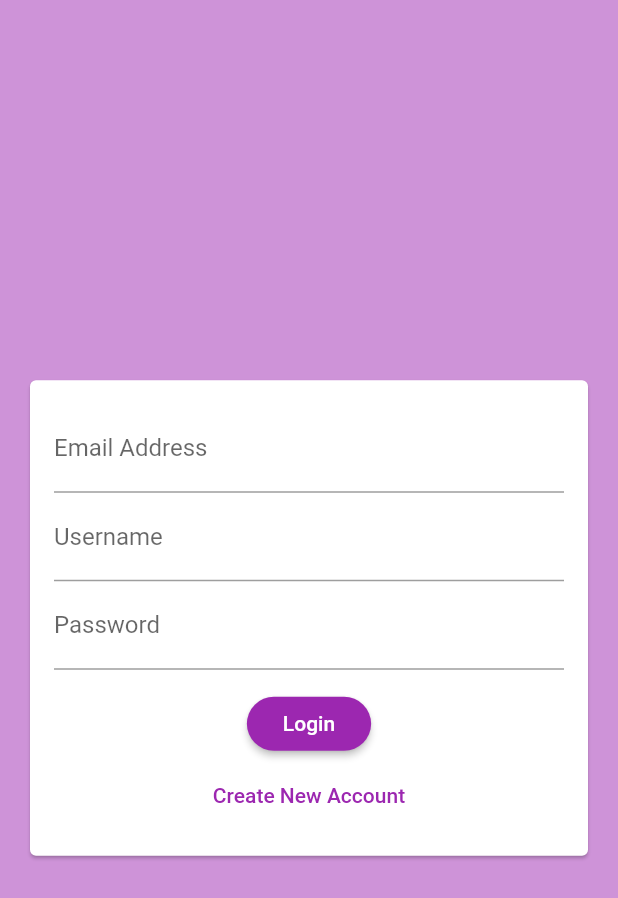
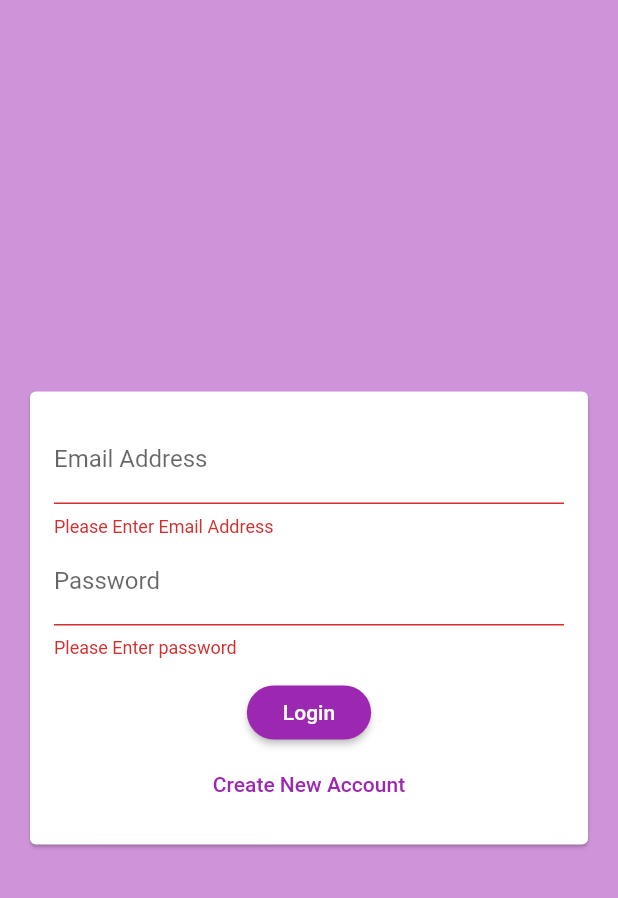
Before and after one commit to shoaib217/flutter_chatApp, a Flutter app: the screen it shows after launch, after a tap on "Login", on a phone screen of 412 x 824 dp. Shown: the top 898 px of the screen. Run offline on Flutter 3.47's test engine with Material 2 defaults, Android fonts, the phone set to English and light mode, and no system bars; our stand-ins replace cloud_firestore, firebase_core; accounts and stored records are empty.

Commit message:
auth screen setup

```diff
--- a/lib/screens/auth_screen.dart
+++ b/lib/screens/auth_screen.dart
@@ -10,11 +10,17 @@ class AuthScreen extends StatefulWidget {
 }
 
 class _AuthScreenState extends State<AuthScreen> {
+  void _submitAuthForm(String email,String username,String password,bool isLogin){
+    print("object = $isLogin");
+  }
   @override
   Widget build(BuildContext context) {
-    return Scaffold(
-      backgroundColor: Theme.of(context).backgroundColor,
-      body: AuthForm(),
+    return GestureDetector(
+      onTap:()=> FocusScope.of(context).unfocus(),
+      child: Scaffold(
+        backgroundColor: Theme.of(context).backgroundColor,
+        body: AuthForm(_submitAuthForm),
+      ),
     );
   }
 }
--- a/lib/widgets/auth_form.dart
+++ b/lib/widgets/auth_form.dart
@@ -1,42 +1,103 @@
 import 'package:flutter/material.dart';
 
 class AuthForm extends StatefulWidget {
-  const AuthForm({super.key});
+  AuthForm(this.submitForm,{super.key});
+  final void Function(String email,String username,String password,bool isLogin) submitForm;
 
   @override
   State<AuthForm> createState() => _AuthFormState();
 }
 
 class _AuthFormState extends State<AuthForm> {
+  final _formKey = GlobalKey<FormState>();
+  var _inLoginMode = true;
+  String _userEmail = '';
+  String _userName = '';
+  String _userPassword = '';
+
+  void _onLoginBtnClick() {
+    final _validate = _formKey.currentState!.validate();
+    FocusScope.of(context).unfocus();
+
+    if (_validate) {
+      _formKey.currentState?.save();
+      widget.submitForm(_userEmail,_userName,_userPassword,_inLoginMode);
+    }
+  }
+
   @override
   Widget build(BuildContext context) {
     return Center(
       child: Card(
-        margin: EdgeInsets.all(20),
+        margin: const EdgeInsets.all(20),
         child: SingleChildScrollView(
           child: Padding(
-            padding: EdgeInsets.all(16),
+            padding: const EdgeInsets.all(16),
             child: Form(
+              key: _formKey,
               child: Column(
                 mainAxisSize: MainAxisSize.min,
                 children: [
                   TextFormField(
+                    key: const ValueKey('email'),
+                    validator: (value) {
+                      if (value != null) {
+                        if (value.trim().isEmpty) {
+                          return 'Please Enter Email Address';
+                        } else if (!value.contains('@')) {
+                          return 'Please Enter Valid Email';
+                        }
+                        return null;
+                      }
+                    },
+                    onSaved: (newValue) {
+                      _userEmail = newValue!;
+                    },
                     keyboardType: TextInputType.emailAddress,
                     decoration:
                         const InputDecoration(labelText: 'Email Address'),
                   ),
+                  if (!_inLoginMode)
+                    TextFormField(
+                      key: const ValueKey('username'),
+                      validator: (value) {
+                        if (value != null) {
+                          if (value.trim().isEmpty) {
+                            return 'Please Enter UserName';
+                          } else if (value.length < 4) {
+                            return 'Please Enter Atleast 4 Characters';
+                          }
+                          return null;
+                        }
+                      },
+                      onSaved: (newValue) {
+                        _userName = newValue!;
+                      },
+                      decoration: const InputDecoration(labelText: 'Username'),
+                    ),
                   TextFormField(
-                    decoration: const InputDecoration(labelText: 'Username'),
-                  ),
-                  TextFormField(
-                    decoration: const InputDecoration(labelText: 'Password'),
+                    key: const ValueKey('password'),
+                    validator: (value) {
+                      if (value != null) {
+                        if (value.trim().isEmpty) {
+                          return 'Please Enter password';
+                        } else if (value.length < 7) {
+                          return 'Please Enter Atleast 7 characters';
+                        }
+                        return null;
+                      }
+                    },
+                    onSaved: (newValue) {
+                      _userPassword = newValue!;
+                    },
+                    decoration: const InputDecoration(labelText: 'Password',),
                     obscureText: true,
                   ),
                   const SizedBox(
                     height: 12,
                   ),
                   ElevatedButton(
-                    onPressed: () {},
+                    onPressed: _onLoginBtnClick,
                     style: ButtonStyle(
                       shape: MaterialStateProperty.all<RoundedRectangleBorder>(
                         RoundedRectangleBorder(
@@ -44,15 +105,23 @@ class _AuthFormState extends State<AuthForm> {
                         ),
                       ),
                     ),
-                    child: const Padding(
-                      padding: EdgeInsets.all(8.0),
-                      child: Text('Login'),
+                    child: Padding(
+                      padding: const EdgeInsets.all(8.0),
+                      child: Text(_inLoginMode ? 'Login' : 'SignUp'),
                     ),
                   ),
                   TextButton(
-                      onPressed: () {},
-                      child: const Text(
-                        'Create New Account',
+                      onPressed: () {
+                        FocusScope.of(context).unfocus();
+                        _formKey.currentState!.reset;
+                        setState(() {
+                          _inLoginMode = !_inLoginMode;
+                        });
+                      },
+                      child: Text(
+                        _inLoginMode
+                            ? 'Create New Account'
+                            : 'I Already Have An Account',
                       ))
                 ],
               ),
--- a/pubspec.yaml
+++ b/pubspec.yaml
@@ -37,6 +37,7 @@ dependencies:
   # Use with the CupertinoIcons class for iOS style icons.
   cupertino_icons: ^1.0.2
   cloud_firestore: ^4.3.1
+  firebase_auth: ^4.2.5
 
 dev_dependencies:
   flutter_test:
```
Also changed, not shown: pubspec.lock, 1 other file.
